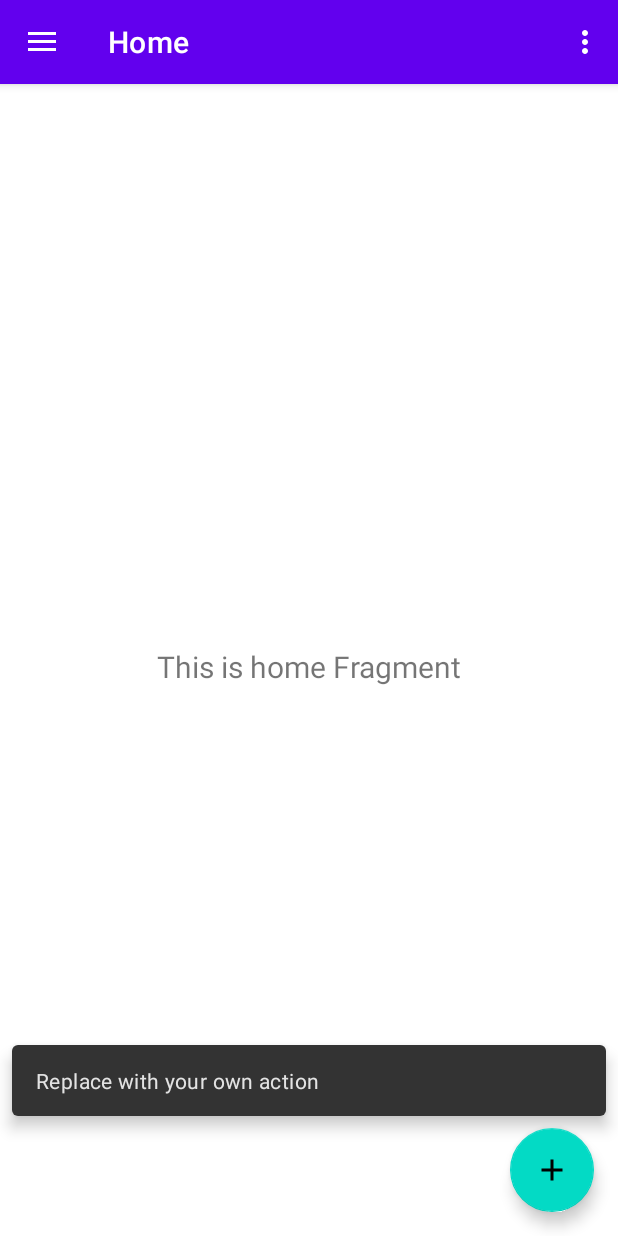
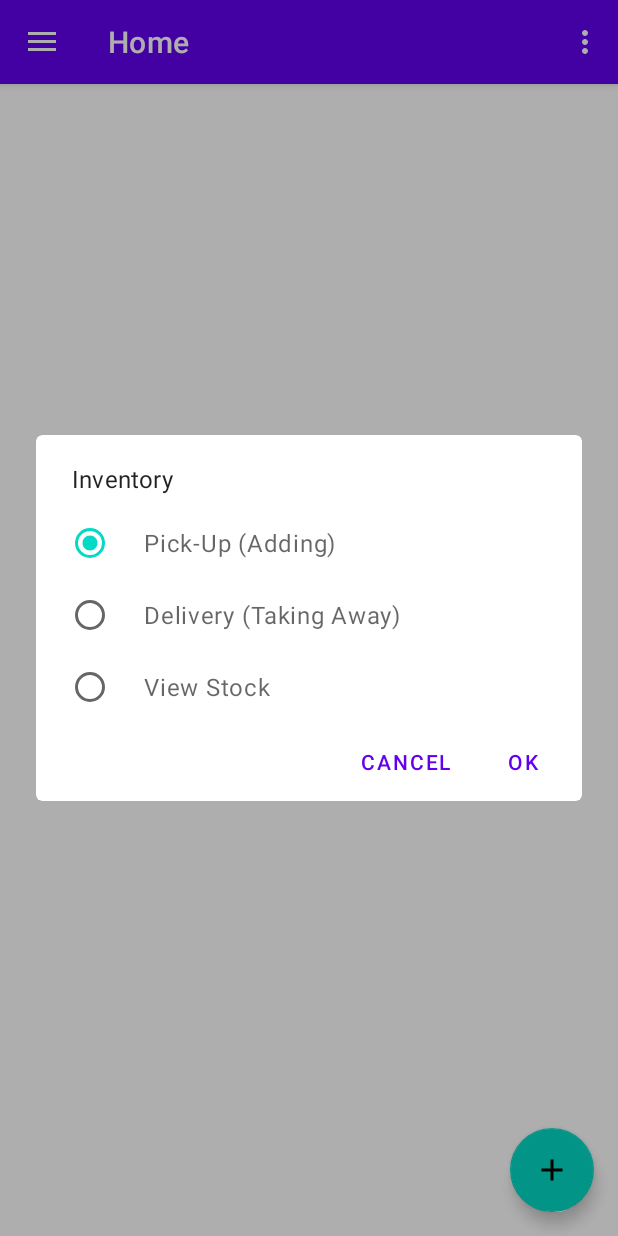
Before and after one commit to KanecOlivares/Mobile-Inventory, an Android app: the screen it shows after launch (MainActivity), after a tap on an icon or button, on a phone screen of 412 x 824 dp. Run offline under Robolectric (Android 15) with nearby library versions, the phone set to English and light mode, and no system bars; our stand-ins replace navigation-ui.

Commit message:
Added option list and cpp file. Will start working on the data structure of the app.

```diff
--- a/app/src/main/java/com/example/mobileinventory/MainActivity.kt
+++ b/app/src/main/java/com/example/mobileinventory/MainActivity.kt
@@ -2,6 +2,7 @@ package com.example.mobileinventory
 
 import android.os.Bundle
 import android.view.Menu
+import android.widget.Toast
 import com.google.android.material.snackbar.Snackbar
 import com.google.android.material.navigation.NavigationView
 import androidx.navigation.findNavController
@@ -12,6 +13,7 @@ import androidx.navigation.ui.setupWithNavController
 import androidx.drawerlayout.widget.DrawerLayout
 import androidx.appcompat.app.AppCompatActivity
 import com.example.mobileinventory.databinding.ActivityMainBinding
+import com.google.android.material.dialog.MaterialAlertDialogBuilder
 
 class MainActivity : AppCompatActivity() {
 
@@ -27,10 +29,12 @@ class MainActivity : AppCompatActivity() {
         setSupportActionBar(binding.appBarMain.toolbar)
 
         binding.appBarMain.fab.setOnClickListener { view ->
-            Snackbar.make(view, "Replace with your own action", Snackbar.LENGTH_LONG)
-                .setAction("Action", null)
-                .setAnchorView(R.id.fab).show()
+//            Snackbar.make(view, "Replace with your own action", Snackbar.LENGTH_LONG)
+//                .setAction("Action", null)
+//                .setAnchorView(R.id.fab).show()
+            showOptionsDialog()
         }
+
         val drawerLayout: DrawerLayout = binding.drawerLayout
         val navView: NavigationView = binding.navView
         val navController = findNavController(R.id.nav_host_fragment_content_main)
@@ -55,4 +59,23 @@ class MainActivity : AppCompatActivity() {
         val navController = findNavController(R.id.nav_host_fragment_content_main)
         return navController.navigateUp(appBarConfiguration) || super.onSupportNavigateUp()
     }
+
+    private fun showOptionsDialog() {
+        val options = arrayOf("Pick-Up (Adding)", "Delivery (Taking Away)",
+            "View Stock")
+        var selectedIndex = 0  // Optional: default selected
+
+        MaterialAlertDialogBuilder(this)
+            .setTitle("Inventory")
+            .setSingleChoiceItems(options, selectedIndex) { dialog, which ->
+                // Save selected index
+                selectedIndex = which
+            }
+            .setPositiveButton("OK") { dialog, _ ->
+                Toast.makeText(this, "You selected: ${options[selectedIndex]}", Toast.LENGTH_SHORT).show()
+                dialog.dismiss()
+            }
+            .setNegativeButton("Cancel", null)
+            .show()
+    }
 }
```
Also changed, not shown: app/build.gradle.kts (+13 -0 lines), app/src/main/cpp/CMakeLists.txt (added, +14 -0 lines), 1 other file.
